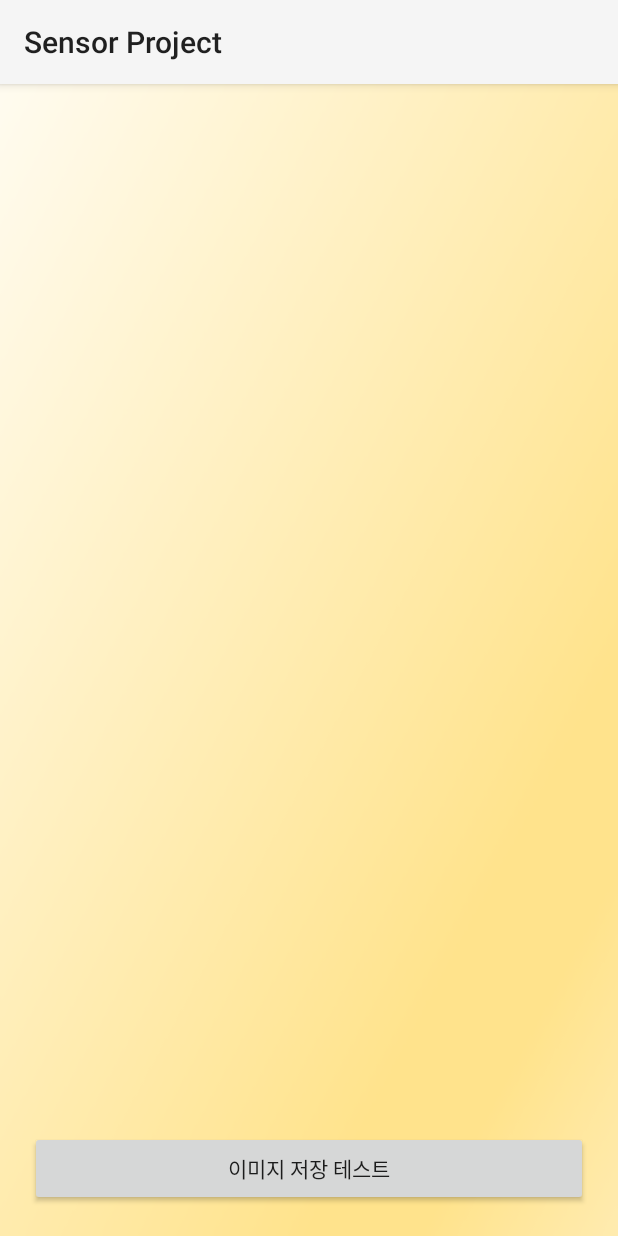
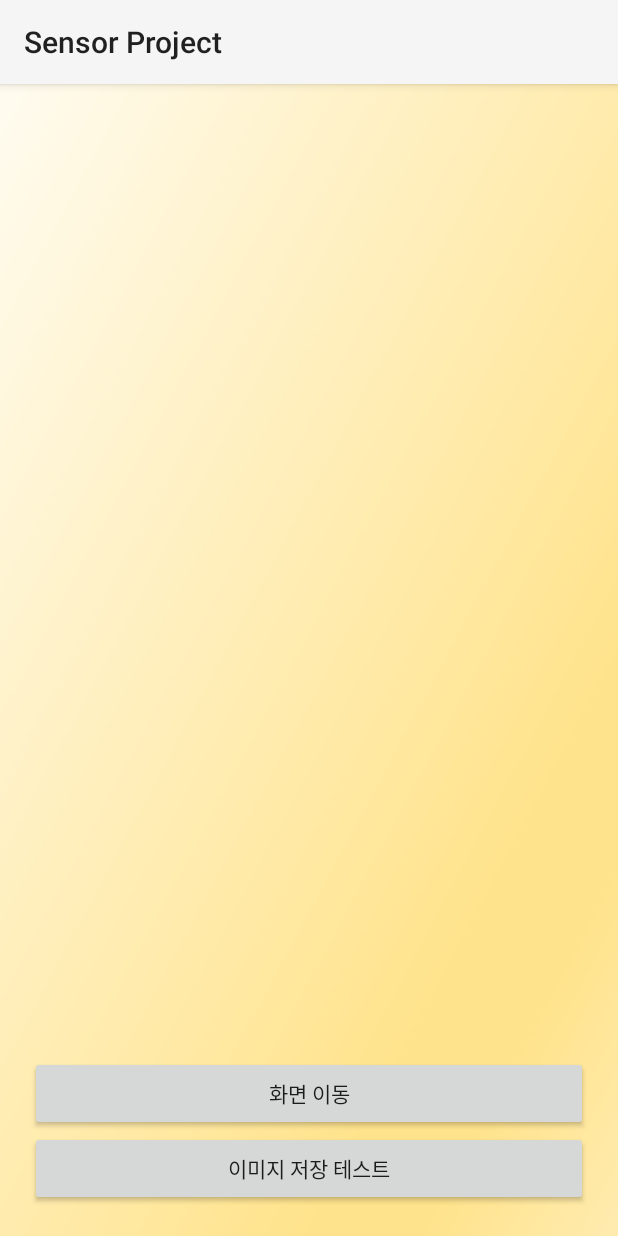
Before and after one commit to sky8492002/project_sensor, an Android app: the screen it shows after launch (MainActivity), on a phone screen of 412 x 824 dp. Run offline under Robolectric (Android 15) with nearby library versions, the phone set to English and light mode, and no system bars; our stand-ins replace Dagger/Hilt's generated code, data binding; libraries missing offline, so code that uses them is left out: androidx.hilt.work; 2 statements that could not run were skipped.

Commit message:
fix: 이미지 변경 시 바로 적용되지 않고, 두 번 변경했을 때에 적용되는 현상 해결 (갤러리 열자마자 화면 이동하는 것이 문제였음)

```diff
--- a/app/src/main/java/com/choi/sensorproject/ui/showrecord/ShowRecordFragment.kt
+++ b/app/src/main/java/com/choi/sensorproject/ui/showrecord/ShowRecordFragment.kt
@@ -109,8 +109,10 @@ class ShowRecordFragment: Fragment() {
                             // 실행 중이었던 앱 별 미리 설정해 둔 이미지를 띄움 (없을 경우 기본 이미지)
                             binding.surfaceView.changeImage(getPlayingImage(record.runningAppName))
                             binding.timeTextView.text = record.recordTime
+//                            binding.angleTextView.text =
+//                                "각도: " + 50f.toString() + ", " + record.zrAngle.toString() + ", " + (record.xrAngle * 2).toString()
                             binding.angleTextView.text =
-                                "각도: " + 50f.toString() + ", " + record.zrAngle.toString() + ", " + (record.xrAngle * 2).toString()
+                                record.runningAppName
                             delay(100)
                         }
                     }
--- a/app/src/main/res/layout/fragment_setting.xml
+++ b/app/src/main/res/layout/fragment_setting.xml
@@ -14,6 +14,13 @@
         android:padding="20dp">
 
         <Button
+            android:id="@+id/navigate_button"
+            android:layout_width="match_parent"
+            android:layout_height="50dp"
+            app:layout_constraintBottom_toTopOf="@+id/image_test_buton"
+            android:text="화면 이동"/>
+
+        <Button
             android:id="@+id/image_test_buton"
             android:layout_width="match_parent"
             android:layout_height="50dp"
```
Also changed, not shown: app/src/main/java/com/choi/sensorproject/ui/setting/SettingFragment.kt (+9 -10 lines).
